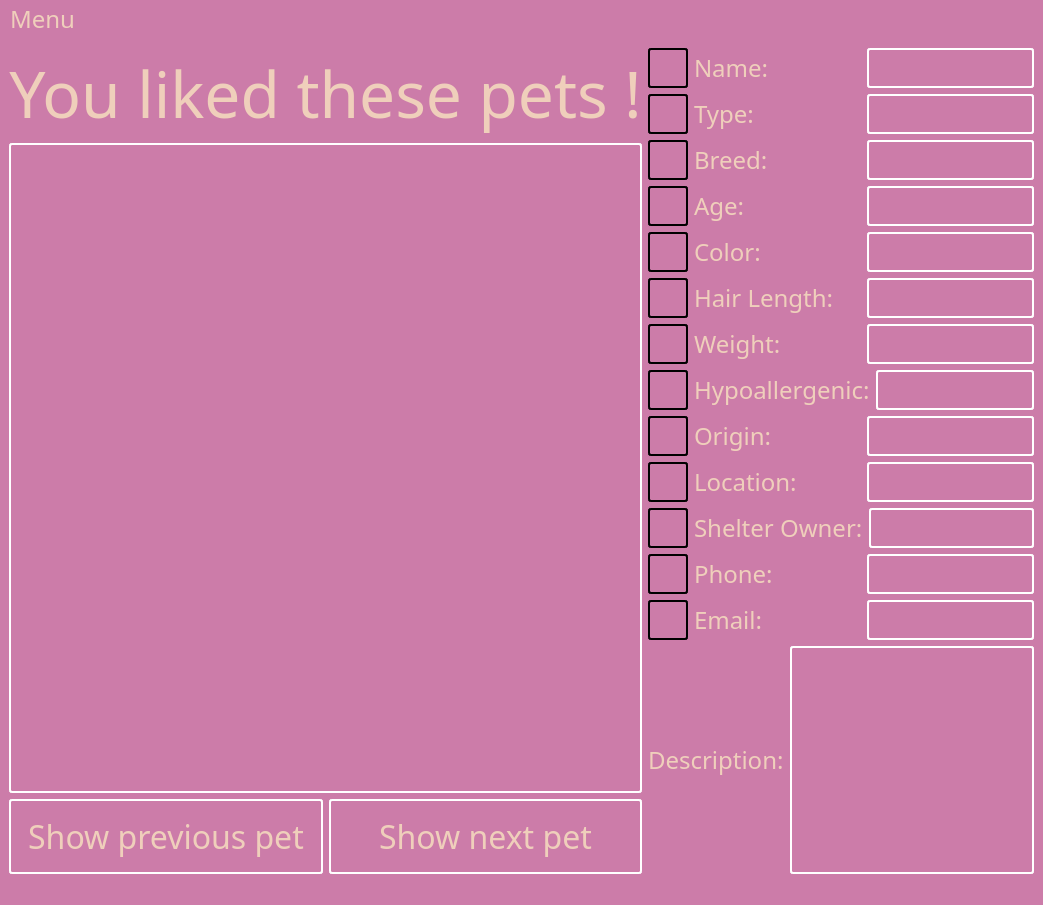
The window that breadnbutter/gui/petliked.ui (jacksodl23/cs-205-pet-adoption) describes before a commit, drawn with Qt 5.
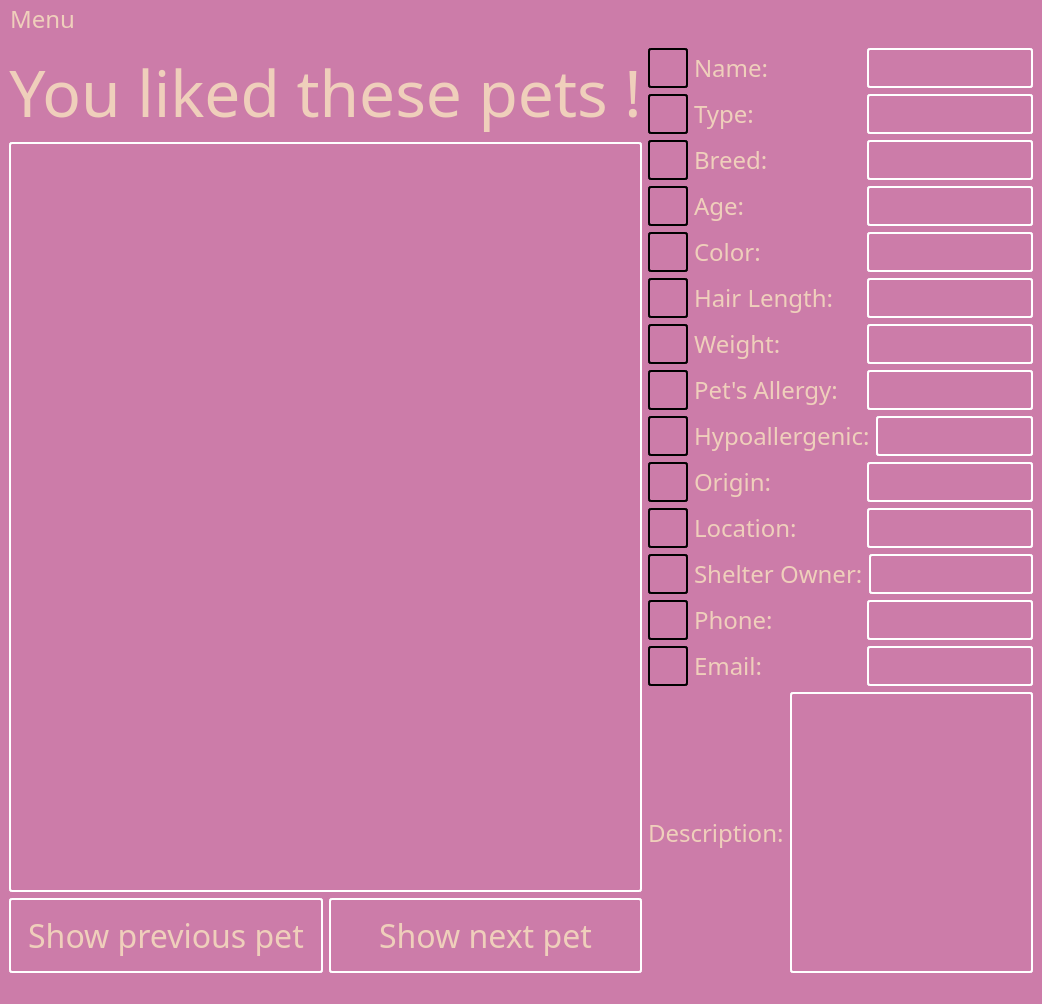
The same window after the commit.

Commit message: added pet's allergy to gui, search range slider, and priority attributes

Patch:
```diff
--- a/breadnbutter/gui/petliked.ui
+++ b/breadnbutter/gui/petliked.ui
@@ -6,8 +6,8 @@
    <rect>
     <x>0</x>
     <y>0</y>
-    <width>1043</width>
-    <height>905</height>
+    <width>1042</width>
+    <height>985</height>
    </rect>
   </property>
   <property name="palette">
@@ -148,6 +148,15 @@
        </color>
       </brush>
      </colorrole>
+     <colorrole role="PlaceholderText">
+      <brush brushstyle="NoBrush">
+       <color alpha="128">
+        <red>239</red>
+        <green>207</green>
+        <blue>187</blue>
+       </color>
+      </brush>
+     </colorrole>
     </active>
     <inactive>
      <colorrole role="WindowText">
@@ -285,6 +294,15 @@
        </color>
       </brush>
      </colorrole>
+     <colorrole role="PlaceholderText">
+      <brush brushstyle="NoBrush">
+       <color alpha="128">
+        <red>239</red>
+        <green>207</green>
+        <blue>187</blue>
+       </color>
+      </brush>
+     </colorrole>
     </inactive>
     <disabled>
      <colorrole role="WindowText">
@@ -422,6 +440,15 @@
        </color>
       </brush>
      </colorrole>
+     <colorrole role="PlaceholderText">
+      <brush brushstyle="NoBrush">
+       <color alpha="128">
+        <red>239</red>
+        <green>207</green>
+        <blue>187</blue>
+       </color>
+      </brush>
+     </colorrole>
     </disabled>
    </palette>
   </property>
@@ -439,7 +466,7 @@
 color: rgb(239, 207, 187);</string>
   </property>
   <widget class="QWidget" name="centralwidget">
-   <layout class="QHBoxLayout" name="horizontalLayout_16">
+   <layout class="QHBoxLayout" name="horizontalLayout_17">
     <item>
      <layout class="QVBoxLayout" name="verticalLayout">
       <item>
@@ -466,7 +493,7 @@
         <property name="minimumSize">
          <size>
           <width>600</width>
-          <height>650</height>
+          <height>750</height>
          </size>
         </property>
         <property name="styleSheet">
@@ -955,6 +982,66 @@
         </item>
        </layout>
       </item>
+      <item>
+       <layout class="QHBoxLayout" name="horizontalLayout_16">
+        <item>
+         <widget class="QLabel" name="icon_allergy">
+          <property name="minimumSize">
+           <size>
+            <width>40</width>
+            <height>40</height>
+           </size>
+          </property>
+          <property name="maximumSize">
+           <size>
+            <width>40</width>
+            <height>40</height>
+           </size>
+          </property>
+          <property name="styleSheet">
+           <string notr="true">border: 2px solid  black; 
+     border-radius: 3px;</string>
+          </property>
+          <property name="text">
+           <string/>
+          </property>
+         </widget>
+        </item>
+        <item>
+         <widget class="QLabel" name="label_18">
+          <property name="font">
+           <font>
+            <family>Dyuthi</family>
+            <pointsize>18</pointsize>
+           </font>
+          </property>
+          <property name="text">
+           <string>Pet's Allergy:</string>
+          </property>
+         </widget>
+        </item>
+        <item>
+         <widget class="QLabel" name="label_allergy">
+          <property name="font">
+           <font>
+            <family>Dyuthi</family>
+            <pointsize>18</pointsize>
+           </font>
+          </property>
+          <property name="styleSheet">
+           <string notr="true">border: 2px solid  white; 
+     border-radius: 3px;</string>
+          </property>
+          <property name="frameShape">
+           <enum>QFrame::Box</enum>
+          </property>
+          <property name="text">
+           <string/>
+          </property>
+         </widget>
+        </item>
+       </layout>
+      </item>
       <item>
        <layout class="QHBoxLayout" name="horizontalLayout_10">
         <item>
@@ -1355,8 +1442,8 @@
     <rect>
      <x>0</x>
      <y>0</y>
-     <width>1043</width>
-     <height>38</height>
+     <width>1042</width>
+     <height>27</height>
     </rect>
    </property>
    <property name="font">
```
The commit also changes 8 other files.
